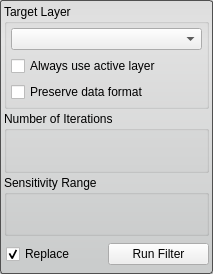
The window that src/Interface/ToolInterface/CurvatureAnisotropicDiffusionFilterInterface.ui (SCIInstitute/Seg3D) describes before a commit, drawn with Qt 5.
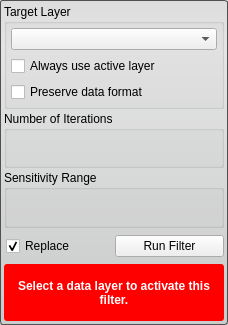
The same window after the commit. Custom widgets are drawn as their Qt base class.

Commit message: added a warning to the all the tools and filters for when the proper layer isnt selected.

Diff of the .ui file:
```diff
--- a/src/Interface/ToolInterface/CurvatureAnisotropicDiffusionFilterInterface.ui
+++ b/src/Interface/ToolInterface/CurvatureAnisotropicDiffusionFilterInterface.ui
@@ -6,8 +6,8 @@
    <rect>
     <x>0</x>
     <y>0</y>
-    <width>213</width>
-    <height>274</height>
+    <width>228</width>
+    <height>325</height>
    </rect>
   </property>
   <property name="sizePolicy">
@@ -209,20 +209,62 @@
      </layout>
     </widget>
    </item>
+   <item>
+    <widget class="QWidget" name="message_alert_" native="true">
+     <property name="minimumSize">
+      <size>
+       <width>0</width>
+       <height>32</height>
+      </size>
+     </property>
+     <property name="styleSheet">
+      <string notr="true">QLabel#message_{
+  color: white;
+  font: bold;
+}
+
+QWidget#message_alert_{
+  border-radius: 3px;
+  background-color: red;
+}</string>
+     </property>
+     <layout class="QHBoxLayout" name="horizontalLayout_6">
+      <property name="spacing">
+       <number>0</number>
+      </property>
+      <property name="margin">
+       <number>4</number>
+      </property>
+      <item>
+       <widget class="QLabel" name="message_">
+        <property name="text">
+         <string>Select a data layer to activate this filter.</string>
+        </property>
+        <property name="alignment">
+         <set>Qt::AlignCenter</set>
+        </property>
+        <property name="wordWrap">
+         <bool>true</bool>
+        </property>
+       </widget>
+      </item>
+     </layout>
+    </widget>
+   </item>
   </layout>
  </widget>
  <customwidgets>
+  <customwidget>
+   <class>QtUtils::QtDropableComboBox</class>
+   <extends>QComboBox</extends>
+   <header location="global">QtUtils/Widgets/QtDropableComboBox.h</header>
+  </customwidget>
   <customwidget>
    <class>QtUtils::QtSliderDoubleCombo</class>
    <extends>QWidget</extends>
    <header location="global">QtUtils/Widgets/QtSliderDoubleCombo.h</header>
    <container>1</container>
   </customwidget>
-  <customwidget>
-   <class>QtUtils::QtDropableComboBox</class>
-   <extends>QComboBox</extends>
-   <header location="global">QtUtils/Widgets/QtDropableComboBox.h</header>
-  </customwidget>
   <customwidget>
    <class>QtUtils::QtLogSliderIntCombo</class>
    <extends>QWidget</extends>
```
The commit also changes 67 other files.
